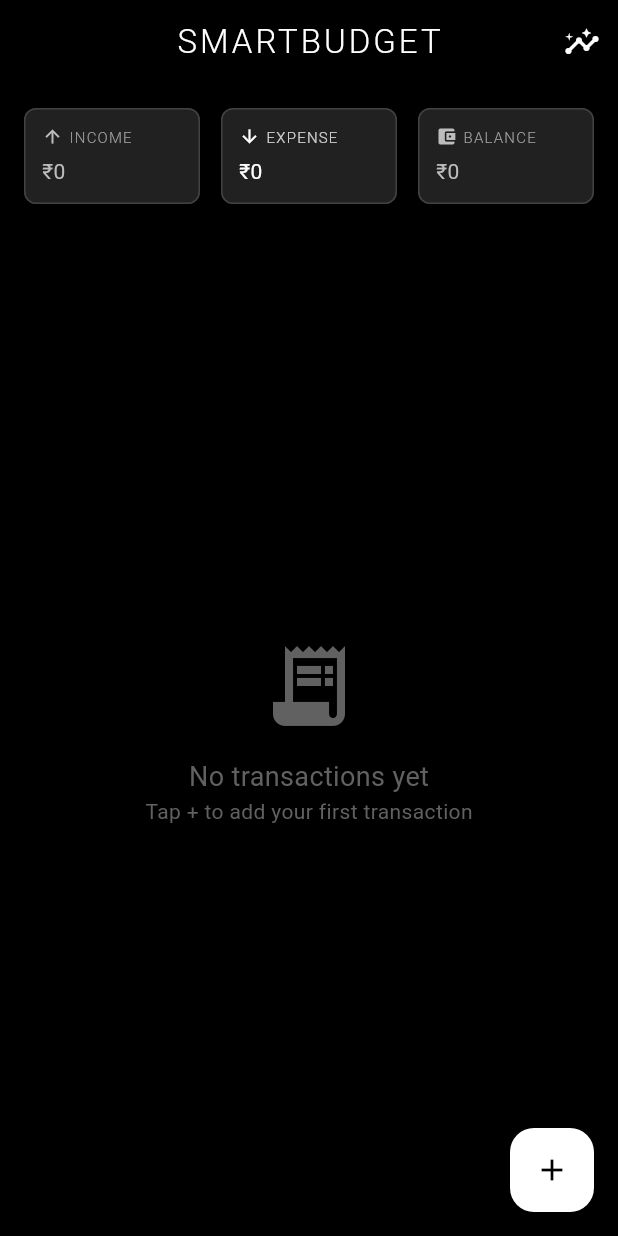
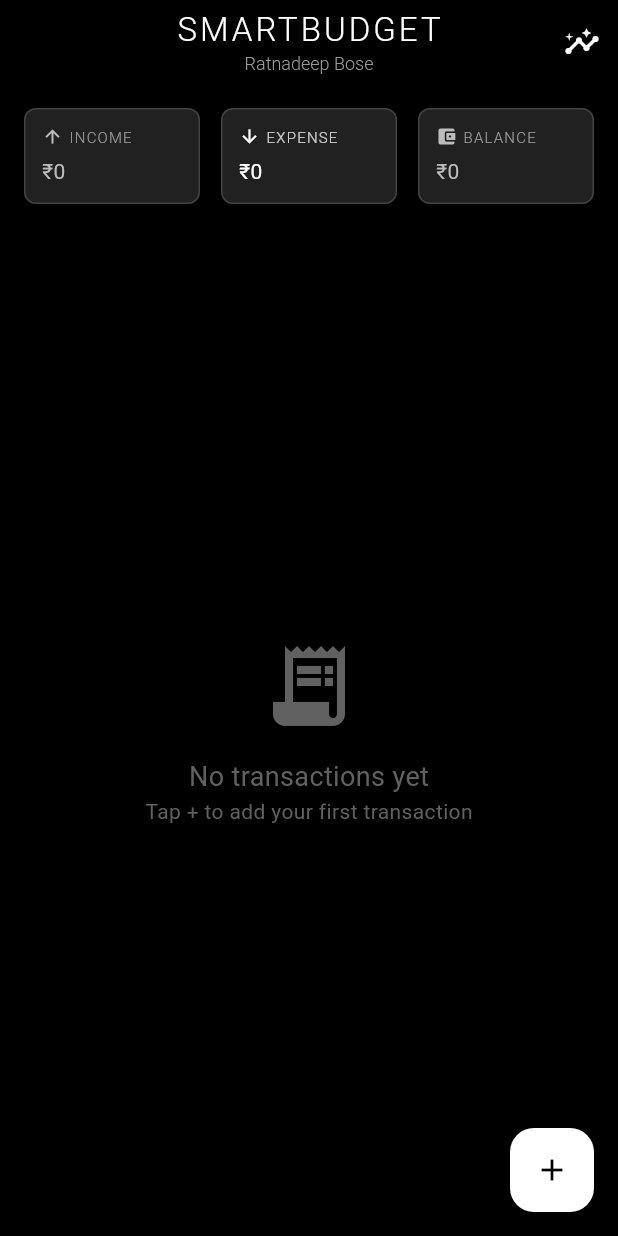
Before and after one commit to RatnadeepBose/smart_budget, a Flutter app: the screen it shows after launch, on a phone screen of 412 x 824 dp. Run offline on Flutter 3.47's test engine with Material 3 defaults, Android fonts, the phone set to English and light mode, and no system bars; our stand-ins replace fl_chart, hive, hive_flutter; accounts and stored records are empty.

Commit message:
Add Ratnadeep Bose branding and finalize SmartBudget app

```diff
--- a/lib/main.dart
+++ b/lib/main.dart
@@ -28,7 +28,7 @@ class MyApp extends StatelessWidget {
   @override
   Widget build(BuildContext context) {
     return MaterialApp(
-      title: 'SmartBudget',
+      title: 'SmartBudget - by Ratnadeep Bose', // Added your name here
       theme: ThemeData.dark().copyWith(
         useMaterial3: true,
         colorScheme: ColorScheme.fromSeed(
--- a/lib/screens/home_screen.dart
+++ b/lib/screens/home_screen.dart
@@ -13,12 +13,24 @@ class HomeScreen extends StatelessWidget {
   Widget build(BuildContext context) {
     return Scaffold(
       appBar: AppBar(
-        title: const Text(
-          'SMARTBUDGET',
-          style: TextStyle(
-            fontWeight: FontWeight.w300,
-            letterSpacing: 2.0,
-          ),
+        title: const Column(
+          children: [
+            Text(
+              'SMARTBUDGET',
+              style: TextStyle(
+                fontWeight: FontWeight.w300,
+                letterSpacing: 2.0,
+              ),
+            ),
+            Text(
+              'Ratnadeep Bose',
+              style: TextStyle(
+                fontSize: 12,
+                fontWeight: FontWeight.w300,
+                color: Colors.grey,
+              ),
+            ),
+          ],
         ),
         actions: [
           IconButton(
@@ -35,13 +47,10 @@ class HomeScreen extends StatelessWidget {
       body: Column(
         children: [
           // Summary Cards
-          // ... in HomeScreen build method ...
-
-// Summary Cards
           Consumer<TransactionProvider>(
             builder: (context, transactionProvider, child) {
               return Padding(
-                padding: const EdgeInsets.all(12.0), // Reduced padding
+                padding: const EdgeInsets.all(12.0),
                 child: Row(
                   children: [
                     Expanded(
@@ -52,7 +61,7 @@ class HomeScreen extends StatelessWidget {
                         icon: Icons.arrow_upward,
                       ),
                     ),
-                    const SizedBox(width: 6), // Reduced spacing
+                    const SizedBox(width: 6),
                     Expanded(
                       child: SummaryCard(
                         title: 'EXPENSE',
@@ -61,7 +70,7 @@ class HomeScreen extends StatelessWidget {
                         icon: Icons.arrow_downward,
                       ),
                     ),
-                    const SizedBox(width: 6), // Reduced spacing
+                    const SizedBox(width: 6),
                     Expanded(
                       child: SummaryCard(
                         title: 'BALANCE',
@@ -77,8 +86,6 @@ class HomeScreen extends StatelessWidget {
               );
             },
           ),
-
-// ... rest of the code ...
 
           // Transactions List
           Expanded(
```
Also changed, not shown: 2 other files.
